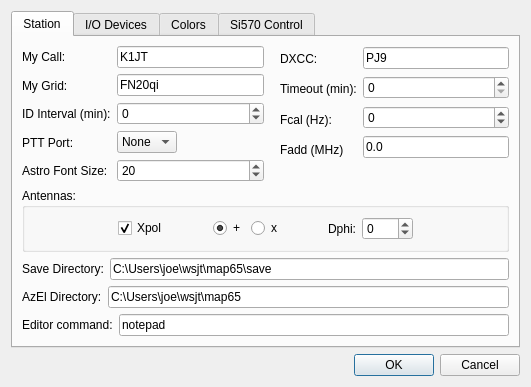
uaro-radio/wsjtx, file map65/devsetup.ui: the form before one commit.
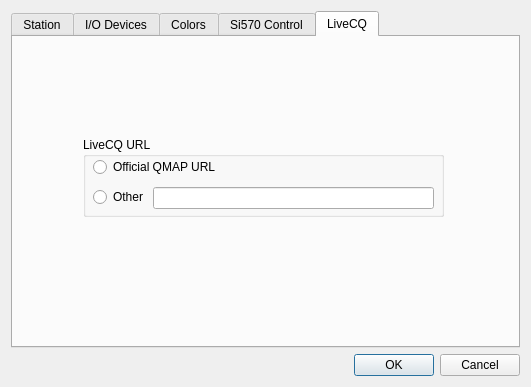
The form after the commit.

Commit message: Add liveCQ spotting to MAP65, and bump the version number to "3.1".

Patch:
```diff
--- a/map65/devsetup.ui
+++ b/map65/devsetup.ui
@@ -23,7 +23,7 @@
    <item>
     <widget class="QTabWidget" name="ioTabWidget">
      <property name="currentIndex">
-      <number>0</number>
+      <number>4</number>
      </property>
      <widget class="QWidget" name="tab">
       <attribute name="title">
@@ -1748,6 +1748,63 @@
        </item>
       </layout>
      </widget>
+     <widget class="QWidget" name="tab_5">
+      <attribute name="title">
+       <string>LiveCQ</string>
+      </attribute>
+      <widget class="QGroupBox" name="groupBox_4">
+       <property name="geometry">
+        <rect>
+         <x>70</x>
+         <y>100</y>
+         <width>361</width>
+         <height>80</height>
+        </rect>
+       </property>
+       <property name="title">
+        <string>LiveCQ URL</string>
+       </property>
+       <widget class="QRadioButton" name="otherBut">
+        <property name="geometry">
+         <rect>
+          <x>10</x>
+          <y>50</y>
+          <width>51</width>
+          <height>20</height>
+         </rect>
+        </property>
+        <property name="text">
+         <string>Other</string>
+        </property>
+       </widget>
+       <widget class="QRadioButton" name="w3szBut">
+        <property name="geometry">
+         <rect>
+          <x>10</x>
+          <y>20</y>
+          <width>131</width>
+          <height>20</height>
+         </rect>
+        </property>
+        <property name="text">
+         <string>Official QMAP URL</string>
+        </property>
+       </widget>
+       <widget class="QLineEdit" name="otherUrlBox">
+        <property name="geometry">
+         <rect>
+          <x>70</x>
+          <y>50</y>
+          <width>281</width>
+          <height>22</height>
+         </rect>
+        </property>
+        <property name="text">
+         <string/>
+        </property>
+       </widget>
+      </widget>
+     </widget>
     </widget>
    </item>
    <item>
```
The commit also changes 13 other files.
